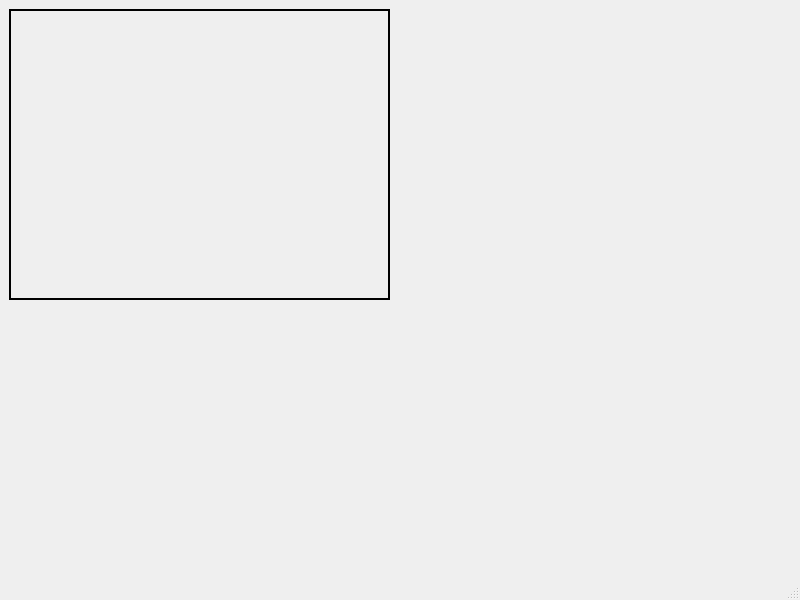
Qt form mainwindow.ui (hoshianaaa/geometric_match_ros) before a commit.
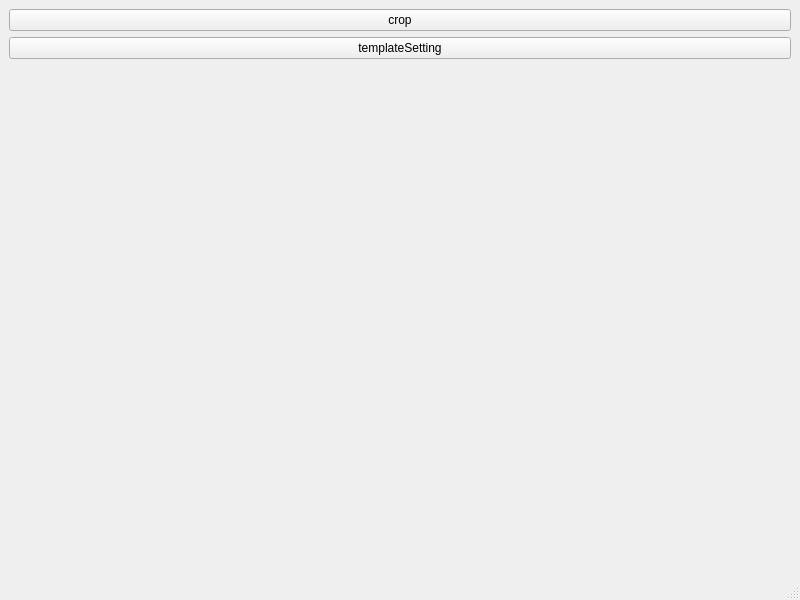
The same form after that commit.

```diff
--- a/mainwindow.ui
+++ b/mainwindow.ui
@@ -14,31 +14,33 @@
    <string>MainWindow</string>
   </property>
   <widget class="QWidget" name="centralwidget">
-   <widget class="QLabel" name="label">
-    <property name="geometry">
-     <rect>
-      <x>9</x>
-      <y>9</y>
-      <width>381</width>
-      <height>291</height>
-     </rect>
-    </property>
-    <property name="frameShape">
-     <enum>QFrame::WinPanel</enum>
-    </property>
-    <property name="text">
-     <string/>
-    </property>
-    <property name="scaledContents">
-     <bool>false</bool>
-    </property>
-    <property name="alignment">
-     <set>Qt::AlignCenter</set>
-    </property>
-    <property name="wordWrap">
-     <bool>false</bool>
-    </property>
-   </widget>
+   <layout class="QVBoxLayout" name="verticalLayout_2">
+    <item>
+     <layout class="QVBoxLayout" name="verticalLayout">
+      <item>
+       <widget class="QPushButton" name="cropButton">
+        <property name="text">
+         <string>crop</string>
+        </property>
+       </widget>
+      </item>
+     </layout>
+    </item>
+    <item>
+     <widget class="QPushButton" name="pushButton">
+      <property name="text">
+       <string>templateSetting</string>
+      </property>
+     </widget>
+    </item>
+    <item>
+     <widget class="QLabel" name="label">
+      <property name="text">
+       <string/>
+      </property>
+     </widget>
+    </item>
+   </layout>
   </widget>
   <widget class="QMenuBar" name="menubar">
    <property name="geometry">
```
